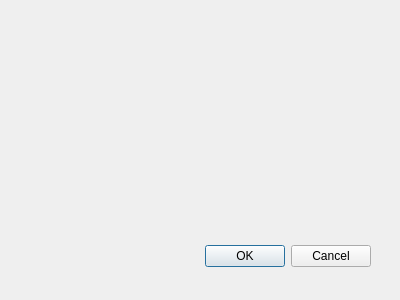
Above: returnbookdialog.ui from JamesZBL/Qt_Library before the change. Below: the same form after it.
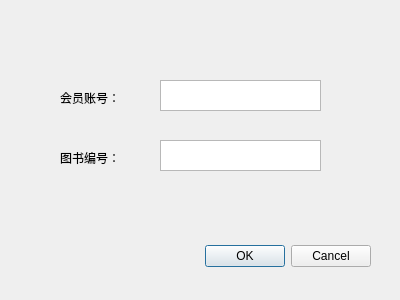
That is the form after the change.

The edit to the form file:
```diff
--- a/returnbookdialog.ui
+++ b/returnbookdialog.ui
@@ -31,6 +31,52 @@
     <set>QDialogButtonBox::Cancel|QDialogButtonBox::Ok</set>
    </property>
   </widget>
+  <widget class="QTextEdit" name="txtReaderCode">
+   <property name="geometry">
+    <rect>
+     <x>160</x>
+     <y>80</y>
+     <width>161</width>
+     <height>31</height>
+    </rect>
+   </property>
+  </widget>
+  <widget class="QTextEdit" name="txtBookCode">
+   <property name="geometry">
+    <rect>
+     <x>160</x>
+     <y>140</y>
+     <width>161</width>
+     <height>31</height>
+    </rect>
+   </property>
+  </widget>
+  <widget class="QLabel" name="label">
+   <property name="geometry">
+    <rect>
+     <x>60</x>
+     <y>90</y>
+     <width>72</width>
+     <height>15</height>
+    </rect>
+   </property>
+   <property name="text">
+    <string>会员账号：</string>
+   </property>
+  </widget>
+  <widget class="QLabel" name="label_2">
+   <property name="geometry">
+    <rect>
+     <x>60</x>
+     <y>150</y>
+     <width>72</width>
+     <height>15</height>
+    </rect>
+   </property>
+   <property name="text">
+    <string>图书编号：</string>
+   </property>
+  </widget>
  </widget>
  <pixmapfunction/>
  <resources/>
```
Left out of the diff: 5 changed lines with no effect on the pictures.
